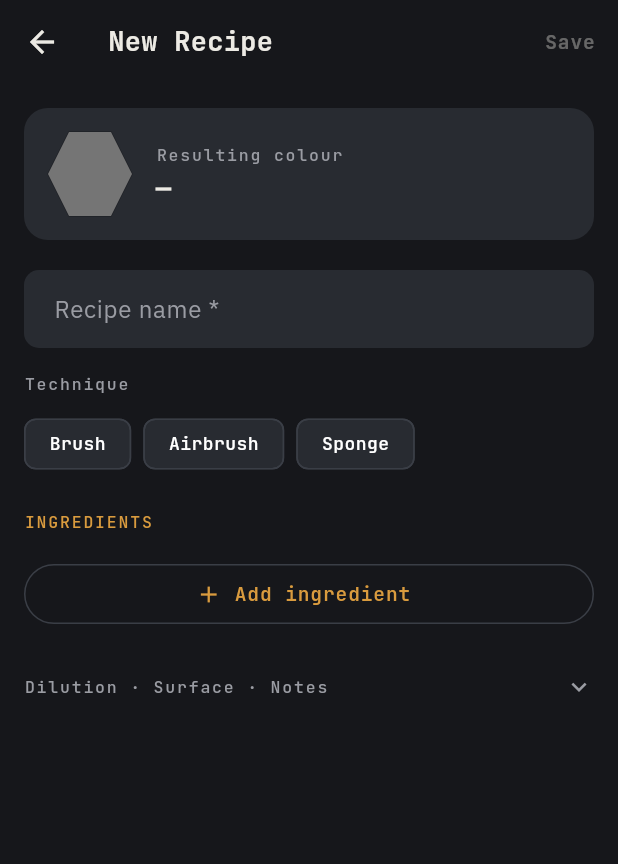
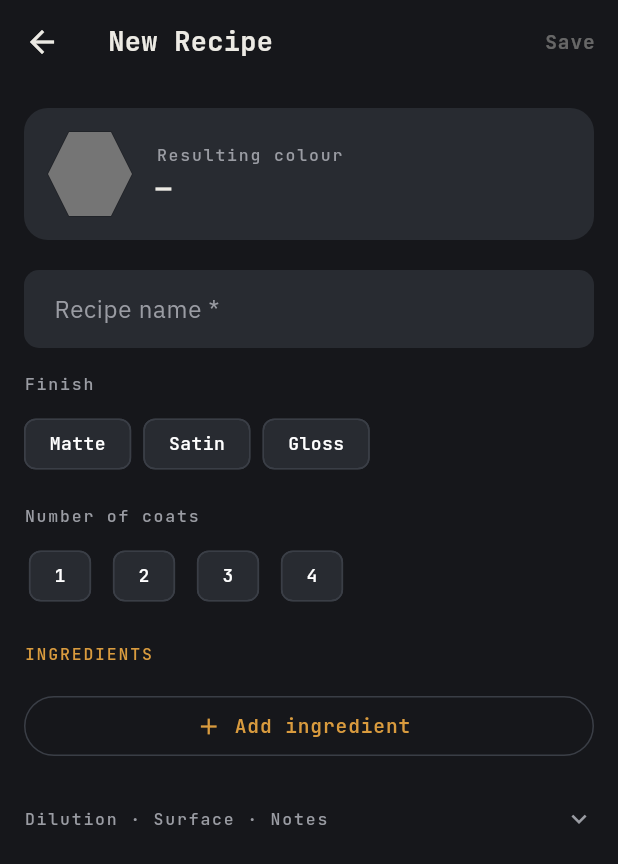
Before and after one commit to moste70/PATINA, a Flutter app: the CreateRecipeScreen screen opened directly, on a phone screen of 412 x 824 dp. Shown: the top 864 px of the screen. Run offline on Flutter 3.47's test engine with Material 3 defaults, Android fonts, the phone set to English and light mode, and no system bars; our stand-ins replace drift, drift_flutter, flutter_riverpod, go_router, google_fonts, image_picker and 3 more; missing offline and left inert: google_mlkit_text_recognition; accounts and stored records are empty; generated files the repository leaves out were written again.

Commit message:
feat(recipes): sostituisce tecnica con finitura e numero di mani (schema v6)
- Schema v6: aggiunte colonne finish (opaco|satinato|lucido) e coats (int)
  alla tabella recipes; technique rimane nel DB ma sparisce dall'UI
- CreateRecipeScreen: chip finitura (3 opzioni) + chip mani (1-4)
- RecipeDetailScreen: mostra finitura e mani nella sezione info
- RecipesScreen (lista): chip finitura al posto di tecnica nel card
- ARB: aggiunte chiavi recipeFinishLabel/Matte/Satin/Gloss, recipeCoatsLabel
- l10n_helpers: aggiunto finishLabel()

```diff
--- a/app/lib/database/app_database.dart
+++ b/app/lib/database/app_database.dart
@@ -24,7 +24,7 @@ class AppDatabase extends _$AppDatabase {
   AppDatabase([QueryExecutor? executor]) : super(executor ?? _openConnection());
 
   @override
-  int get schemaVersion => 5;
+  int get schemaVersion => 6;
 
   @override
   MigrationStrategy get migration => MigrationStrategy(
@@ -38,6 +38,10 @@ class AppDatabase extends _$AppDatabase {
         await m.addColumn(recipeIngredients, recipeIngredients.code);
         await m.addColumn(recipeIngredients, recipeIngredients.paintName);
         await m.addColumn(recipeIngredients, recipeIngredients.hex);
+      }
+      if (from < 6) {
+        await m.addColumn(recipes, recipes.finish);
+        await m.addColumn(recipes, recipes.coats);
       }
     },
   );
--- a/app/lib/database/tables/recipes.dart
+++ b/app/lib/database/tables/recipes.dart
@@ -5,7 +5,9 @@ class Recipes extends Table {
   IntColumn get id => integer().autoIncrement()();
   TextColumn get name => text()();
   TextColumn get photoPath => text().nullable()();
-  TextColumn get technique => text().nullable()();
+  TextColumn get technique => text().nullable()(); // legacy, non più usato in UI
+  TextColumn get finish => text().nullable()();    // opaco|satinato|lucido
+  IntColumn get coats => integer().nullable()();   // numero di mani
   TextColumn get dilution => text().nullable()();
   TextColumn get surface => text().nullable()();
   TextColumn get notes => text().nullable()();
--- a/app/lib/features/recipes/create_recipe_screen.dart
+++ b/app/lib/features/recipes/create_recipe_screen.dart
@@ -89,7 +89,8 @@ class _CreateRecipeScreenState extends ConsumerState<CreateRecipeScreen> {
   final _notesCtrl = TextEditingController();
   final _tagsCtrl = TextEditingController();
 
-  String? _technique;
+  String? _finish;
+  int? _coats;
   final List<_IngredientDraft> _ingredients = [];
   bool _saving = false;
   bool _showOptional = false;
@@ -102,7 +103,8 @@ class _CreateRecipeScreenState extends ConsumerState<CreateRecipeScreen> {
     final r = widget.recipe;
     if (r != null) {
       _nameCtrl.text = r.name;
-      _technique = r.technique;
+      _finish = r.finish;
+      _coats = r.coats;
       _dilutionCtrl.text = r.dilution ?? '';
       _surfaceCtrl.text = r.surface ?? '';
       _notesCtrl.text = r.notes ?? '';
@@ -160,7 +162,8 @@ class _CreateRecipeScreenState extends ConsumerState<CreateRecipeScreen> {
           widget.recipe!.id,
           RecipesCompanion(
             name: Value(name),
-            technique: Value(_technique),
+            finish: Value(_finish),
+            coats: Value(_coats),
             dilution: Value(_dilutionCtrl.text.trim().isEmpty
                 ? null
                 : _dilutionCtrl.text.trim()),
@@ -190,7 +193,8 @@ class _CreateRecipeScreenState extends ConsumerState<CreateRecipeScreen> {
       } else {
         final id = await repo.createRecipe(RecipesCompanion(
           name: Value(name),
-          technique: Value(_technique),
+          finish: Value(_finish),
+          coats: Value(_coats),
           dilution: Value(_dilutionCtrl.text.trim().isEmpty
               ? null
               : _dilutionCtrl.text.trim()),
@@ -269,20 +273,39 @@ class _CreateRecipeScreenState extends ConsumerState<CreateRecipeScreen> {
           ),
           const SizedBox(height: 16),
 
-          // ── Tecnica ────────────────────────────────────────────────────
-          Text(l.recipeTechniqueLabel,
+          // ── Finitura ───────────────────────────────────────────────────
+          Text(l.recipeFinishLabel,
               style: tt.labelSmall
                   ?.copyWith(color: scheme.onSurfaceVariant)),
           const SizedBox(height: 8),
           Wrap(
             spacing: 8,
-            children: AppConstants.paintTechniques.map((t) {
-              final selected = _technique == t;
+            children: ['opaco', 'satinato', 'lucido'].map((f) {
+              final selected = _finish == f;
               return ChoiceChip(
-                label: Text(l.techniqueLabel(t)),
+                label: Text(l.finishLabel(f)),
                 selected: selected,
                 onSelected: (_) =>
-                    setState(() => _technique = selected ? null : t),
+                    setState(() => _finish = selected ? null : f),
+              );
+            }).toList(),
+          ),
+          const SizedBox(height: 16),
+
+          // ── Numero di mani ─────────────────────────────────────────────
+          Text(l.recipeCoatsLabel,
+              style: tt.labelSmall
+                  ?.copyWith(color: scheme.onSurfaceVariant)),
+          const SizedBox(height: 8),
+          Wrap(
+            spacing: 8,
+            children: [1, 2, 3, 4].map((n) {
+              final selected = _coats == n;
+              return ChoiceChip(
+                label: Text('$n'),
+                selected: selected,
+                onSelected: (_) =>
+                    setState(() => _coats = selected ? null : n),
               );
             }).toList(),
           ),
--- a/app/lib/features/recipes/recipe_detail_screen.dart
+++ b/app/lib/features/recipes/recipe_detail_screen.dart
@@ -421,10 +421,16 @@ class _DetailsSection extends StatelessWidget {
   Widget build(BuildContext context) {
     final rows = <Widget>[];
 
-    if (recipe.technique != null)
+    if (recipe.finish != null)
       rows.add(_DetailRow(
-          label: l.recipeTechniqueLabel,
-          value: l.techniqueLabel(recipe.technique),
+          label: l.recipeFinishLabel,
+          value: l.finishLabel(recipe.finish),
+          tt: tt,
+          scheme: scheme));
+    if (recipe.coats != null)
+      rows.add(_DetailRow(
+          label: l.recipeCoatsLabel,
+          value: '${recipe.coats}',
           tt: tt,
           scheme: scheme));
     if (recipe.dilution != null && recipe.dilution!.isNotEmpty)
--- a/app/lib/features/recipes/recipes_screen.dart
+++ b/app/lib/features/recipes/recipes_screen.dart
@@ -267,9 +267,9 @@ class _RecipeCard extends StatelessWidget {
                     const SizedBox(height: 4),
                     Row(
                       children: [
-                        if (recipe.technique != null) ...[
+                        if (recipe.finish != null) ...[
                           _TechChip(
-                              label: l.techniqueLabel(recipe.technique),
+                              label: l.finishLabel(recipe.finish),
                               scheme: scheme,
                               tt: tt),
                           const SizedBox(width: 8),
--- a/app/lib/l10n/app_en.arb
+++ b/app/lib/l10n/app_en.arb
@@ -248,7 +248,16 @@
   "recipeEdit": "Edit Recipe",
   "recipeNameLabel": "Recipe name *",
   "recipeNameHint": "e.g. Aged Panzer Grey",
-  "recipeTechniqueLabel": "Technique",
+  "recipeFinishLabel": "Finish",
+  "@recipeFinishLabel": {},
+  "recipeFinishMatte": "Matte",
+  "@recipeFinishMatte": {},
+  "recipeFinishSatin": "Satin",
+  "@recipeFinishSatin": {},
+  "recipeFinishGloss": "Gloss",
+  "@recipeFinishGloss": {},
+  "recipeCoatsLabel": "Number of coats",
+  "@recipeCoatsLabel": {},
   "recipeDilutionLabel": "Dilution",
   "recipeDilutionHint": "e.g. 50% water, 30% medium",
   "recipeSurfaceLabel": "Surface",
--- a/app/lib/l10n/l10n_helpers.dart
+++ b/app/lib/l10n/l10n_helpers.dart
@@ -27,6 +27,13 @@ extension AppL10nHelpers on AppL10n {
         _ => technique ?? '',
       };
 
+  String finishLabel(String? finish) => switch (finish) {
+        'opaco' => recipeFinishMatte,
+        'satinato' => recipeFinishSatin,
+        'lucido' => recipeFinishGloss,
+        _ => finish ?? '',
+      };
+
   String deltaELabel(double de) {
     if (de <= 2) return recipeDeltaExcellent;
     if (de <= 5) return recipeDeltaGood;
```
Also changed, not shown: app/lib/l10n/app_it.arb (+10 -2 lines).
